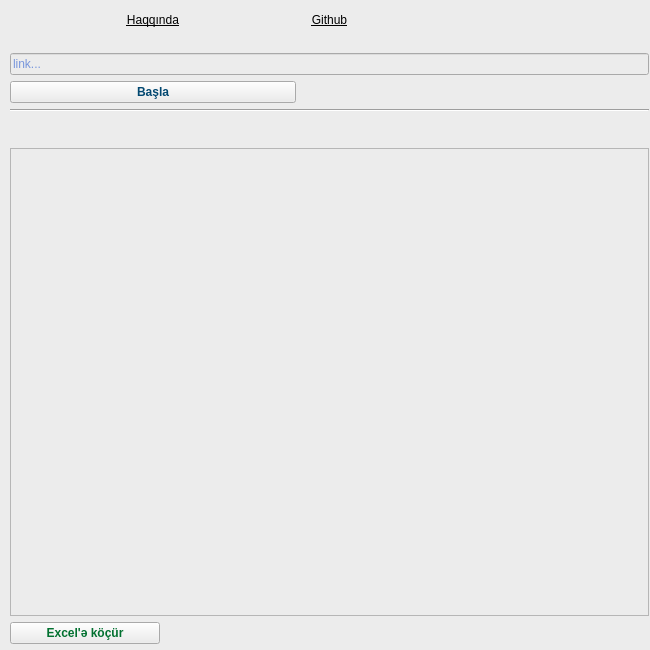
Above: ui_files/products_design.ui from alasgarovs/scraper before the change. Below: the same form after it.
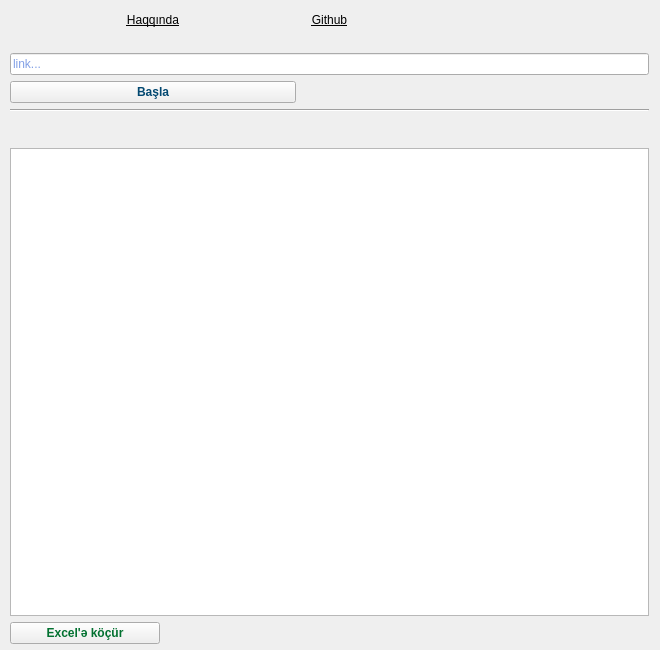
That is the form after the change. Icons and pictures are not drawn.

```diff
--- a/ui_files/products_design.ui
+++ b/ui_files/products_design.ui
@@ -6,7 +6,7 @@
    <rect>
     <x>0</x>
     <y>0</y>
-    <width>650</width>
+    <width>660</width>
     <height>650</height>
    </rect>
   </property>
@@ -18,7 +18,7 @@
   </property>
   <property name="maximumSize">
    <size>
-    <width>650</width>
+    <width>660</width>
     <height>650</height>
    </size>
   </property>
@@ -30,7 +30,7 @@
     <normaloff>../icons/favicon.ico</normaloff>../icons/favicon.ico</iconset>
   </property>
   <property name="styleSheet">
-   <string notr="true">background-color:#ECECEC;</string>
+   <string notr="true"/>
   </property>
   <widget class="QWidget" name="centralwidget">
    <widget class="QWidget" name="gridLayoutWidget">
```
